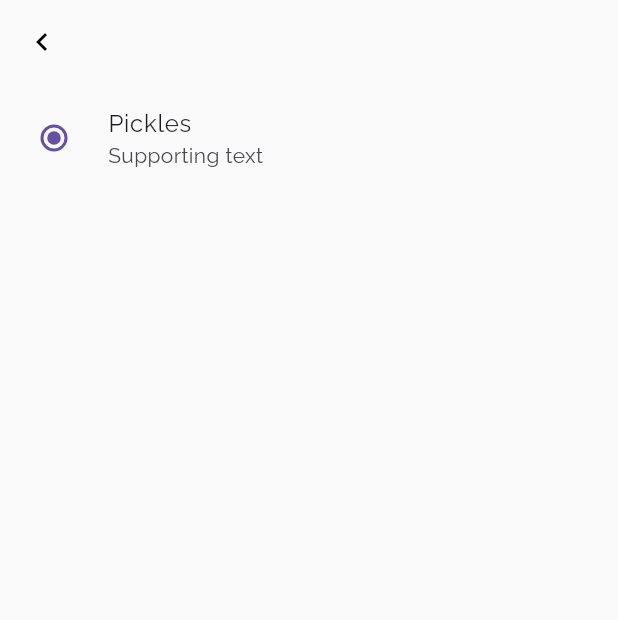
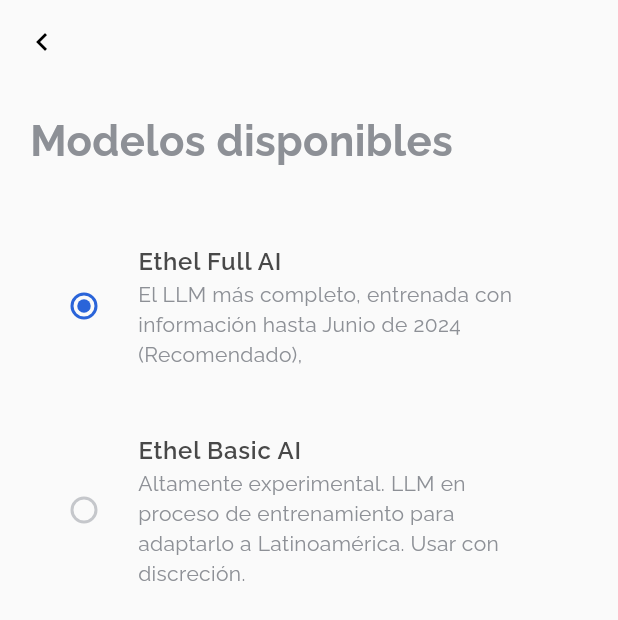
Before and after one commit to rjcalifornia/ethel-ai-chat, a Flutter app: the SelectModelScreen screen opened directly, on a phone screen of 412 x 824 dp. Shown: the top 620 px of the screen. Run offline on Flutter 3.47's test engine with Material 3 defaults, Android fonts, the phone set to English and light mode, and no system bars; our stand-ins replace flutter_chat_types, flutter_chat_ui, flutter_dotenv, google_fonts, material_symbols_icons, shared_preferences; accounts and stored records are empty.

Commit message:
Changes to be committed: 	modified:   lib/global.dart 	modified:   lib/ui/screens/select_model.dart

```diff
--- a/lib/global.dart
+++ b/lib/global.dart
@@ -9,6 +9,7 @@ class EthelColors {
   static const selected = Color(0xff2A64D9);
   static const expenseBlue = Color(0xff2758ED);
   static const buttonsColor = Color(0xffFF405C);
+  static const hof = Color(0xff484848);
 }
 
 String license_1 =
--- a/lib/ui/screens/select_model.dart
+++ b/lib/ui/screens/select_model.dart
@@ -1,4 +1,5 @@
 import 'package:ethel_ai_chat/classes/app_preferences.dart';
+import 'package:ethel_ai_chat/global.dart';
 import 'package:flutter/material.dart';
 import 'package:shared_preferences/shared_preferences.dart';
 
@@ -39,19 +40,73 @@ class _SelectModelScreenState extends State<SelectModelScreen> {
             }),
       ),
       body: SingleChildScrollView(
+        padding:
+            const EdgeInsets.only(top: 18, bottom: 18, left: 20, right: 20),
         child: Column(
+          crossAxisAlignment: CrossAxisAlignment.start,
           children: [
+            const Text(
+              "Modelos disponibles",
+              style: TextStyle(
+                  color: EthelColors.infoSmall,
+                  fontSize: 28,
+                  fontWeight: FontWeight.bold),
+            ),
+            const SizedBox(
+              height: 40,
+            ),
             RadioListTile<String>(
               value: 'full',
               groupValue: selectedModel,
+              fillColor: MaterialStateProperty.resolveWith((states) {
+                if (states.contains(MaterialState.selected)) {
+                  return EthelColors.selected;
+                }
+                return EthelColors.unselected;
+              }),
               onChanged: (String? value) {
                 setState(() {
                   selectedModel = value.toString();
                 });
                 setModel(value.toString());
               },
-              title: const Text('Pickles'),
-              subtitle: const Text('Supporting text'),
+              title: const Text(
+                'Ethel Full AI',
+                style: TextStyle(
+                    fontWeight: FontWeight.w600, color: EthelColors.hof),
+              ),
+              subtitle: const Text(
+                'El LLM más completo, entrenada con información hasta Junio de 2024 (Recomendado),',
+                style: TextStyle(color: EthelColors.infoSmall),
+              ),
+            ),
+            const SizedBox(
+              height: 26,
+            ),
+            RadioListTile<String>(
+              value: 'basic',
+              groupValue: selectedModel,
+              fillColor: MaterialStateProperty.resolveWith((states) {
+                if (states.contains(MaterialState.selected)) {
+                  return EthelColors.selected;
+                }
+                return EthelColors.unselected;
+              }),
+              onChanged: (String? value) {
+                setState(() {
+                  selectedModel = value.toString();
+                });
+                setModel(value.toString());
+              },
+              title: const Text(
+                'Ethel Basic AI',
+                style: TextStyle(
+                    fontWeight: FontWeight.w600, color: EthelColors.hof),
+              ),
+              subtitle: const Text(
+                'Altamente experimental. LLM en proceso de entrenamiento para adaptarlo a Latinoamérica. Usar con discreción.',
+                style: TextStyle(color: EthelColors.infoSmall),
+              ),
             ),
           ],
         ),
```
